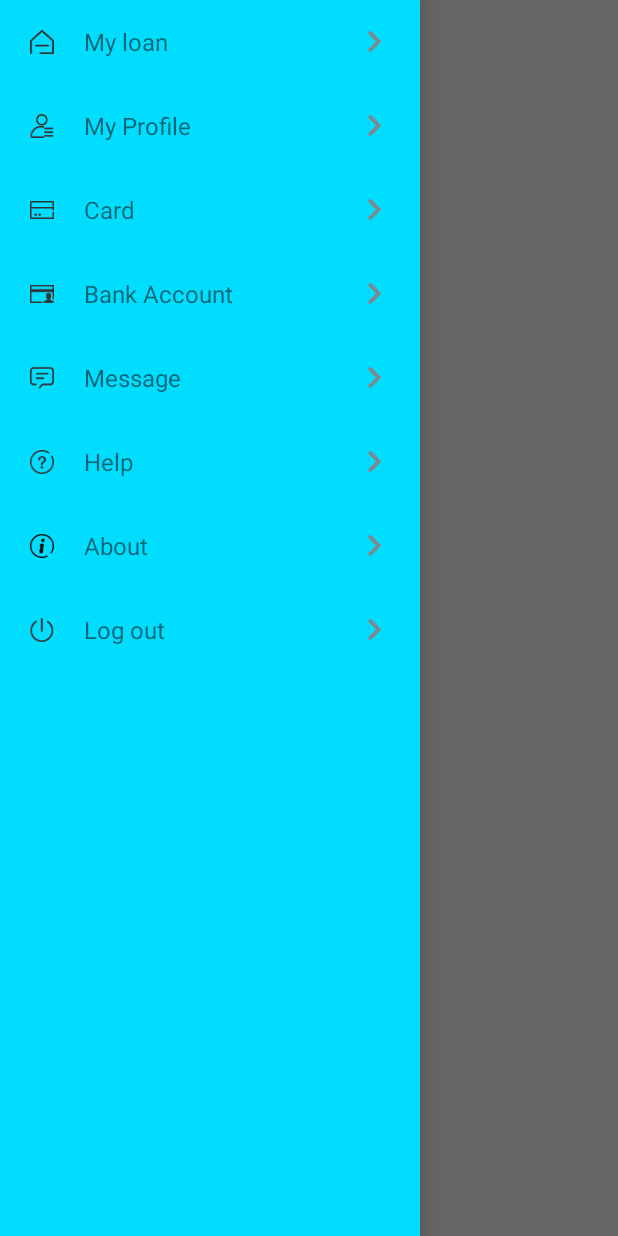
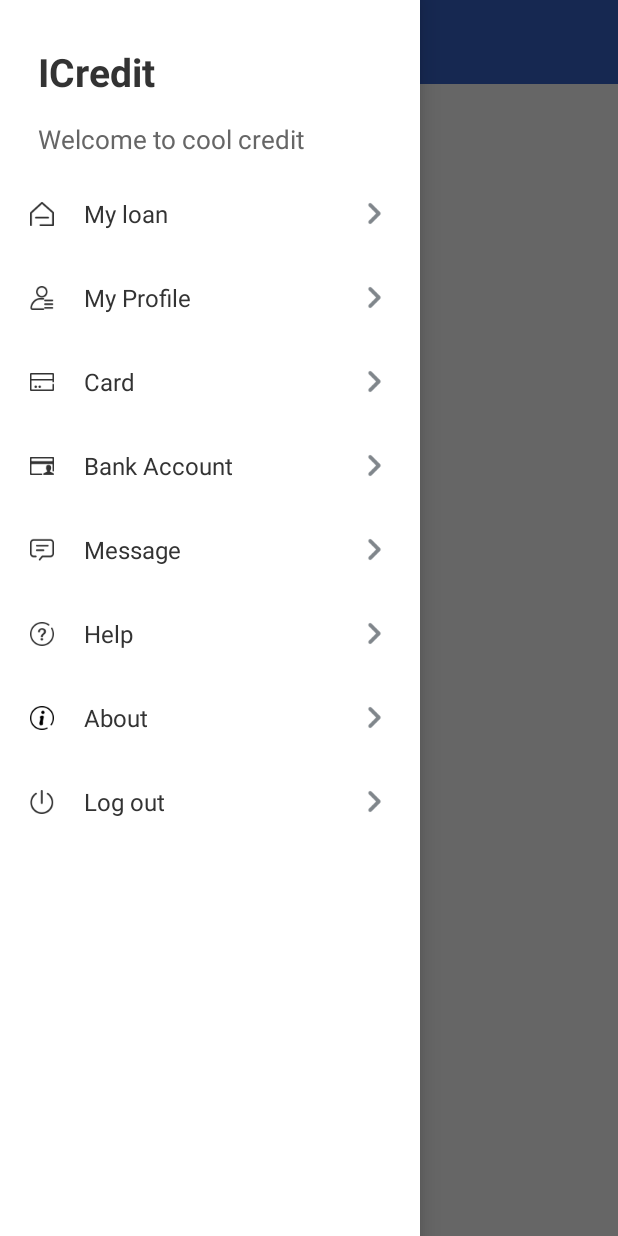
Before and after one commit to textview10/ICreditApp, an Android app: the MainActivity screen opened directly, with no data from a screen before it, with the side drawer open, on a phone screen of 412 x 824 dp. Run offline under Robolectric (Android 15) with nearby library versions, the phone set to English and light mode, and no system bars; libraries missing offline, so code that uses them is left out: com.blankj.utilcode, com.lzy.okgo; 5 statements that could not run were skipped.

Commit message:
[feature]:新增首页.

```diff
--- a/app/src/main/java/com/loan/icreditapp/global/MyApp.kt
+++ b/app/src/main/java/com/loan/icreditapp/global/MyApp.kt
@@ -2,6 +2,7 @@ package com.loan.icreditapp.global
 
 import android.R
 import android.app.Application
+import com.loan.icreditapp.collect.LocationMgr
 import com.lzy.okgo.OkGo
 import com.lzy.okgo.cookie.CookieJarImpl
 import com.lzy.okgo.cookie.store.DBCookieStore
@@ -61,8 +62,7 @@ class MyApp : Application() {
 
 
     private fun initializeData() {
-//        LocationMgr.getInstance().init(this);
-//
+        LocationMgr.getInstance().init(this);
 //        FireBaseMgr.getInstance().getToken()
     }
 
--- a/app/src/main/java/com/loan/icreditapp/ui/home/MainActivity.kt
+++ b/app/src/main/java/com/loan/icreditapp/ui/home/MainActivity.kt
@@ -3,7 +3,11 @@ package com.loan.icreditapp.ui.home
 import android.Manifest
 import android.os.Bundle
 import android.util.Log
+import android.view.View
 import android.widget.FrameLayout
+import android.widget.ImageView
+import androidx.appcompat.widget.AppCompatTextView
+import androidx.core.view.GravityCompat
 import androidx.drawerlayout.widget.DrawerLayout
 import com.blankj.utilcode.constant.PermissionConstants
 import com.blankj.utilcode.util.BarUtils
@@ -27,10 +31,12 @@ class MainActivity : BaseActivity() {
     private var drawerLayout: DrawerLayout? = null
     private var flContent: FrameLayout? = null
     private var flSetting: FrameLayout? = null
+    private var ivMenu: ImageView? = null
+    private var tvTitle: AppCompatTextView? = null
 
     override fun onCreate(savedInstanceState: Bundle?) {
         super.onCreate(savedInstanceState)
-        BarUtils.setStatusBarColor(this, resources.getColor(android.R.color.transparent))
+        BarUtils.setStatusBarColor(this, resources.getColor(R.color.theme_color))
         BarUtils.setNavBarLightMode(this,true)
         setContentView(R.layout.activity_main)
         initializeView()
@@ -41,9 +47,15 @@ class MainActivity : BaseActivity() {
         drawerLayout = findViewById(R.id.drawer_layout_container)
         flContent = findViewById(R.id.fl_main_content)
         flSetting = findViewById(R.id.fl_main_setting)
+        ivMenu = findViewById(R.id.iv_main_menu)
+        tvTitle = findViewById(R.id.iv_main_title)
 
-        var homeFragment = HomeFragment()
-        replaceFragment(homeFragment, R.id.fl_main_content)
+        ivMenu?.setOnClickListener(View.OnClickListener {
+            drawerLayout?.openDrawer(GravityCompat.START)
+        })
+
+        var myLoanFragment = MyLoanFragment()
+        replaceFragment(myLoanFragment, R.id.fl_main_content)
         var settingFragment = SettingFragment()
         replaceFragment(settingFragment, R.id.fl_main_setting)
     }
--- a/app/src/main/java/com/loan/icreditapp/ui/home/HomeFragment.kt
+++ b/app/src/main/java/com/loan/icreditapp/ui/home/MyLoanFragment.kt
@@ -7,7 +7,7 @@ import android.view.ViewGroup
 import com.loan.icreditapp.R
 import com.loan.icreditapp.base.BaseFragment
 
-class HomeFragment : BaseFragment() {
+class MyLoanFragment : BaseFragment() {
 
     override fun onCreate(savedInstanceState: Bundle?) {
         super.onCreate(savedInstanceState)
@@ -17,7 +17,7 @@ class HomeFragment : BaseFragment() {
         inflater: LayoutInflater, container: ViewGroup?,
         savedInstanceState: Bundle?
     ): View? {
-        var view: View = inflater.inflate(R.layout.fragment_home, container, false)
+        var view: View = inflater.inflate(R.layout.fragment_myloan, container, false)
         return view
     }
 }
--- a/app/src/main/java/com/loan/icreditapp/ui/home/SettingFragment.kt
+++ b/app/src/main/java/com/loan/icreditapp/ui/home/SettingFragment.kt
@@ -1,14 +1,28 @@
 package com.loan.icreditapp.ui.home
 
+import android.nfc.Tag
 import android.os.Bundle
+import android.text.TextUtils
+import android.util.Log
 import android.view.LayoutInflater
 import android.view.View
 import android.view.ViewGroup
 import android.widget.LinearLayout
+import com.blankj.utilcode.util.ToastUtils
 import com.loan.icreditapp.R
+import com.loan.icreditapp.api.Api
 import com.loan.icreditapp.base.BaseFragment
+import com.loan.icreditapp.bean.BaseResponseBean
+import com.loan.icreditapp.bean.login.SignInBean
+import com.loan.icreditapp.util.BuildRequestJsonUtils
+import com.lzy.okgo.OkGo
+import com.lzy.okgo.callback.StringCallback
+import com.lzy.okgo.model.Response
+import org.json.JSONObject
 
 class SettingFragment : BaseFragment() {
+
+    private val TAG = "SettingFragment"
 
     private var llMyloan:LinearLayout? = null
     private var llMyProfile:LinearLayout? = null
@@ -62,7 +76,62 @@ class SettingFragment : BaseFragment() {
 
         })
         llLogout?.setOnClickListener(View.OnClickListener {
-
+            logOut()
         })
     }
+
+    override fun onDestroy() {
+        OkGo.getInstance().cancelTag(TAG)
+        super.onDestroy()
+    }
+
+    private fun logOut(){
+        val jsonObject: JSONObject = BuildRequestJsonUtils.buildRequestJson()
+        OkGo.post<String>(Api.LOGOUT).tag(TAG)
+            .upJson(jsonObject)
+            .execute(object : StringCallback() {
+                override fun onSuccess(response: Response<String>) {
+                    val baseResponseBean: BaseResponseBean? =
+                        checkResponseSuccess(response, BaseResponseBean::class.java)
+                    if (baseResponseBean == null ) {
+                        ToastUtils.showShort("logout failure.")
+                        return
+                    }
+                    if (!baseResponseBean.isRequestSuccess()) {
+                        ToastUtils.showShort("request logout failure.")
+                        return
+                    }
+                }
+
+                override fun onError(response: Response<String>) {
+                    super.onError(response)
+                    Log.e(TAG, "logout error .")
+                }
+            })
+    }
+
+    private fun requestMessageList(){
+        val jsonObject: JSONObject = BuildRequestJsonUtils.buildRequestJson()
+        OkGo.post<String>(Api.REQUEST_MESSAGE_LIST).tag(TAG)
+            .upJson(jsonObject)
+            .execute(object : StringCallback() {
+                override fun onSuccess(response: Response<String>) {
+                    val baseResponseBean: BaseResponseBean? =
+                        checkResponseSuccess(response, BaseResponseBean::class.java)
+                    if (baseResponseBean == null ) {
+                        ToastUtils.showShort("logout failure.")
+                        return
+                    }
+                    if (!baseResponseBean.isRequestSuccess()) {
+                        ToastUtils.showShort("request logout failure.")
+                        return
+                    }
+                }
+
+                override fun onError(response: Response<String>) {
+                    super.onError(response)
+                    Log.e(TAG, "logout error .")
+                }
+            })
+    }
 }
--- a/app/src/main/res/layout/activity_main.xml
+++ b/app/src/main/res/layout/activity_main.xml
@@ -4,7 +4,7 @@
     xmlns:tools="http://schemas.android.com/tools"
     android:layout_width="match_parent"
     android:layout_height="match_parent"
-    android:background="@color/white"
+    android:background="#3865CB"
     tools:context=".ui.home.MainActivity">
 
     <androidx.drawerlayout.widget.DrawerLayout
@@ -12,20 +12,53 @@
         android:layout_width="match_parent"
         android:layout_height="match_parent">
 
-        <FrameLayout
-            android:id="@+id/fl_main_content"
+        <LinearLayout
             android:layout_width="match_parent"
+            android:layout_height="match_parent"
+            android:fitsSystemWindows="true"
+            android:orientation="vertical">
 
-            android:layout_height="match_parent">
+            <RelativeLayout
+                android:layout_width="match_parent"
+                android:layout_height="56dp"
+                android:background="#3865CB">
 
-        </FrameLayout>
+                <androidx.appcompat.widget.AppCompatImageView
+                    android:id="@+id/iv_main_menu"
+                    android:layout_width="28dp"
+                    android:layout_height="28dp"
+                    android:layout_centerVertical="true"
+                    android:layout_marginStart="20dp"
+                    android:padding="2dp"
+                    android:src="@drawable/ic_main_menu" />
+
+                <androidx.appcompat.widget.AppCompatTextView
+                    android:id="@+id/iv_main_title"
+                    android:layout_width="wrap_content"
+                    android:layout_centerInParent="true"
+                    android:layout_height="wrap_content"
+                    android:textColor="#FFFFFF"
+                    android:textStyle="bold"
+                    android:textSize="16sp" />
+
+            </RelativeLayout>
+
+            <FrameLayout
+                android:id="@+id/fl_main_content"
+                android:layout_width="match_parent"
+                android:background="@color/white"
+                android:layout_height="match_parent">
+
+            </FrameLayout>
+
+        </LinearLayout>
 
         <FrameLayout
             android:id="@+id/fl_main_setting"
             android:layout_width="280dp"
             android:layout_height="match_parent"
             android:layout_gravity="start"
-            android:background="@android:color/holo_blue_bright">
+            android:background="@color/white">
 
         </FrameLayout>
 
--- a/app/src/main/res/layout/fragment_setting.xml
+++ b/app/src/main/res/layout/fragment_setting.xml
@@ -1,13 +1,42 @@
 <?xml version="1.0" encoding="utf-8"?>
 <FrameLayout xmlns:android="http://schemas.android.com/apk/res/android"
     android:layout_width="match_parent"
-    android:fitsSystemWindows="true"
-    android:layout_height="match_parent">
+    android:layout_height="match_parent"
+    android:fitsSystemWindows="true">
 
     <LinearLayout
         android:layout_width="match_parent"
-        android:orientation="vertical"
-        android:layout_height="wrap_content">
+        android:layout_height="wrap_content"
+        android:orientation="vertical">
+
+        <LinearLayout
+            android:layout_width="wrap_content"
+            android:layout_height="wrap_content"
+            android:layout_gravity="start"
+            android:layout_marginStart="25dp"
+            android:layout_marginTop="30dp"
+            android:orientation="vertical">
+
+            <androidx.appcompat.widget.AppCompatTextView
+                android:layout_width="wrap_content"
+                android:layout_height="wrap_content"
+                android:layout_gravity="start"
+                android:text="ICredit"
+                android:textColor="#333333"
+                android:textSize="26sp"
+                android:textStyle="bold" />
+
+            <androidx.appcompat.widget.AppCompatTextView
+                android:layout_width="wrap_content"
+                android:layout_height="wrap_content"
+                android:layout_gravity="center"
+                android:layout_marginTop="15dp"
+                android:text="Welcome to cool credit"
+                android:textColor="#666666"
+                android:layout_marginBottom="10dp"
+                android:textSize="17sp" />
+
+        </LinearLayout>
 
         <LinearLayout
             android:id="@+id/ll_setting_my_loan"
--- a/app/src/main/res/values/colors.xml
+++ b/app/src/main/res/values/colors.xml
@@ -11,4 +11,5 @@
     <color name="signin_unselect">#999999</color>
     <color name="verify_sms_unselect">#EBEBEB</color>
     <color name="verify_sms_select">#3364CD</color>
+    <color name="theme_color">#3865CB</color>
 </resources>
--- a/app/src/main/res/values/styles.xml
+++ b/app/src/main/res/values/styles.xml
@@ -73,6 +73,7 @@
         <item name="android:layout_marginStart">20dp</item>
         <item name="android:layout_weight">1</item>
         <item name="android:textSize">16sp</item>
+        <item name="android:textColor">#333333</item>
     </style>
 
     <style name="setting_right_arrow">
```
Also changed, not shown: app/src/main/java/com/loan/icreditapp/api/Api.kt (+4 -3 lines), app/src/main/java/com/loan/icreditapp/collect/LocationMgr.java (added, +222 -0 lines), app/src/main/res/drawable-xhdpi/ic_main_menu.png (added), app/src/main/res/layout/fragment_myloan.xml (renamed from app/src/main/res/layout/fragment_home.xml).
